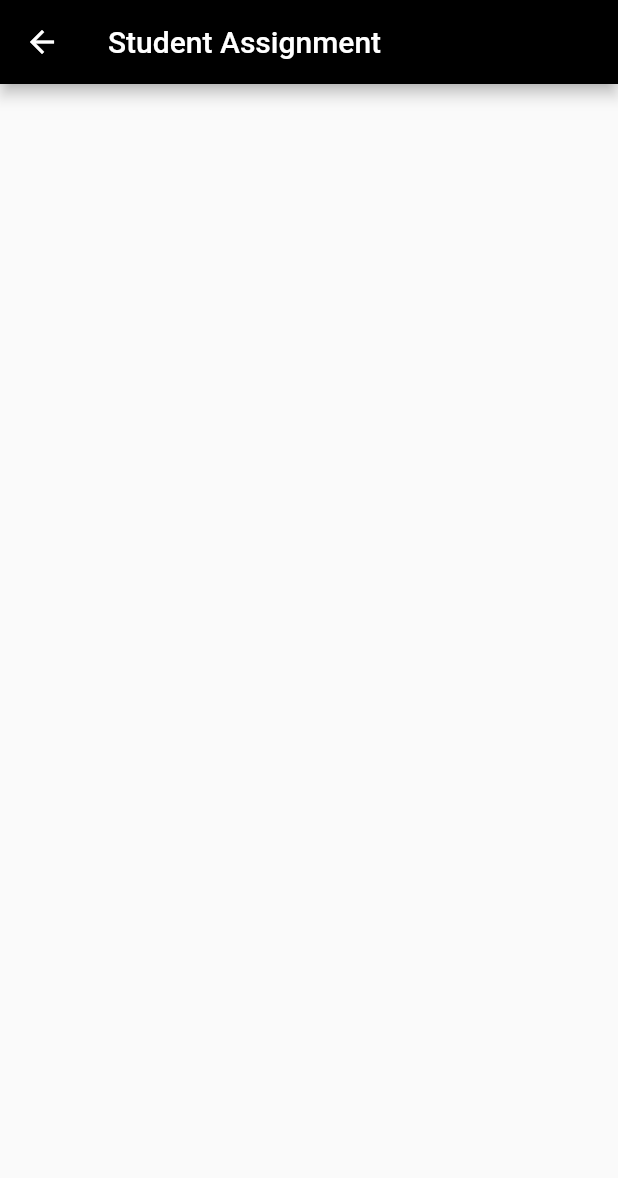
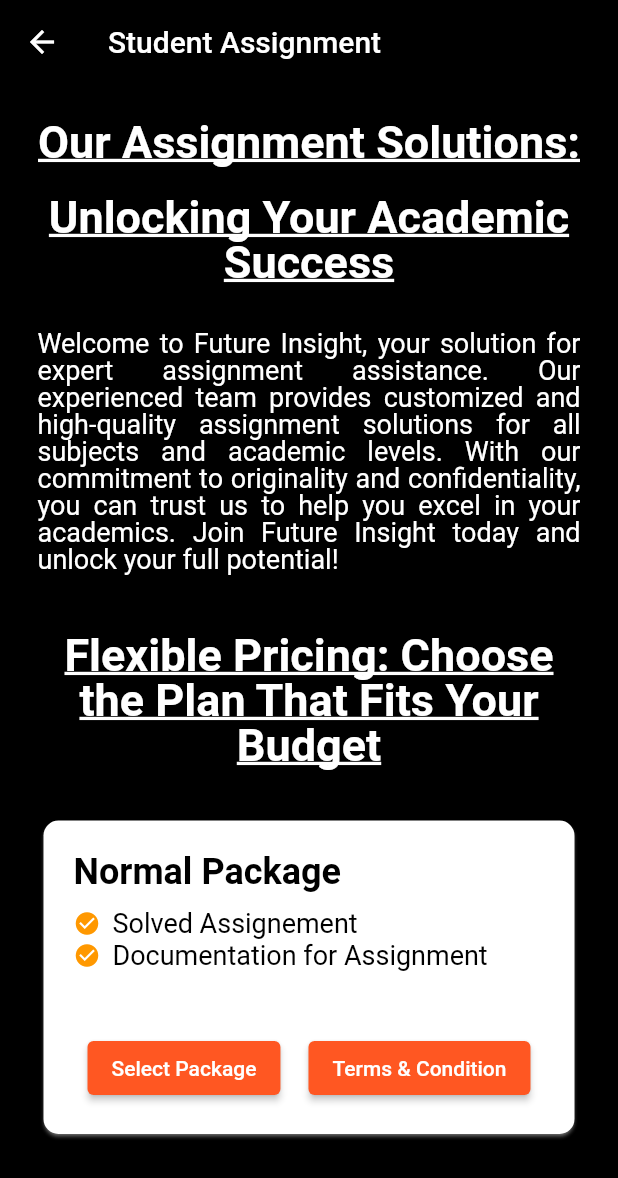
Before and after one commit to FutureInsightTech/InsightfulFlutterApp, a Flutter app: the screen it shows after launch, item 3 of the bottom bar chosen, after a tap on "Student Assignments", on a phone screen of 412 x 824 dp. Shown: the top 1178 px of the screen. Run offline on Flutter 3.47's test engine with Material 2 defaults, Android fonts, the light colour scheme and no system bars; our stand-ins replace animated_text_kit, google_nav_bar, lottie, page_transition; missing offline and left inert: contactus, flutter_inappwebview.

Commit message:
Redesign: Assignment Section

```diff
--- a/lib/src/pages/services.dart
+++ b/lib/src/pages/services.dart
@@ -52,8 +52,9 @@
                     Navigator.push(
                         context,
                         PageRouteBuilder(
-                        pageBuilder: (_, __, ___) => const assignemnt_service(),
-                        transitionDuration: const Duration(microseconds: 500),
+                          pageBuilder: (_, __, ___) =>
+                              const assignemnt_service(),
+                          transitionDuration: const Duration(milliseconds: 300),
                           transitionsBuilder: (_, a, __, c) => SlideTransition(
                             position: Tween<Offset>(
                               begin: const Offset(1.0, 0.0),
@@ -61,8 +62,7 @@
                             ).animate(a),
                             child: c,
                           ),
-                      ),
-                    );
+                        ));
                   },
                 ),
               ),
@@ -76,7 +76,7 @@
                       context,
                       PageRouteBuilder(
                         pageBuilder: (_, __, ___) => const ML_Service(),
-                        transitionDuration: const Duration(microseconds: 500),
+                        transitionDuration: const Duration(milliseconds: 300),
                         transitionsBuilder: (_, a, __, c) => SlideTransition(
                           position: Tween<Offset>(
                             begin: const Offset(1.0, 0.0),
@@ -100,7 +100,7 @@
                       context,
                       PageRouteBuilder(
                         pageBuilder: (_, __, ___) => const Web_Devlopment(),
-                        transitionDuration: const Duration(microseconds: 500),
+                        transitionDuration: const Duration(milliseconds: 300),
                         transitionsBuilder: (_, a, __, c) => SlideTransition(
                           position: Tween<Offset>(
                             begin: const Offset(1.0, 0.0),
@@ -125,7 +125,7 @@
                       PageRouteBuilder(
                         pageBuilder: (_, __, ___) =>
                             const application_development(),
-                        transitionDuration: const Duration(microseconds: 500),
+                        transitionDuration: const Duration(milliseconds: 300),
                         transitionsBuilder: (_, a, __, c) => SlideTransition(
                           position: Tween<Offset>(
                             begin: const Offset(1.0, 0.0),
--- a/lib/src/pages/services/Assignment.dart
+++ b/lib/src/pages/services/Assignment.dart
@@ -1,11 +1,10 @@
-// ignore: camel_case_types
-
+// ignore: file_names
 import 'package:flutter/material.dart';
 import 'package:future_insight/src/widgets/AppBar/appbarbackbutton.dart';
 
 // ignore: camel_case_types
 class assignemnt_service extends StatefulWidget {
-  const assignemnt_service({super.key});
+  const assignemnt_service({Key? key});
 
   @override
   State<assignemnt_service> createState() => _assignemnt_serviceState();
@@ -20,12 +19,203 @@
         return Future.value(false);
       },
       child: Scaffold(
+        backgroundColor: Colors.black,
         appBar: BackCustomAppBar(
           title: "Student Assignment",
         ),
-        ));
+        body: Container(
+          alignment: Alignment.topCenter, // Set alignment to top center
+          child: Padding(
+            padding: const EdgeInsets.all(25),
+            child: ListView(
+              children: [
+                const Text(
+                  "Our Assignment Solutions:",
+                  style: TextStyle(
+                    fontSize: 30,
+                    height: 1,
+                    fontWeight: FontWeight.bold,
+                    decorationThickness: 1.5,
+                    decoration: TextDecoration.underline,
+                    color: Colors.white,
+                  ),
+                  textAlign: TextAlign.center,
+                ),
+                const SizedBox(height: 20),
+                const Text(
+                  "Unlocking Your Academic Success",
+                  style: TextStyle(
+                    fontSize: 30,
+                    height: 1,
+                    fontWeight: FontWeight.bold,
+                    decorationThickness: 1.5,
+                    decoration: TextDecoration.underline,
+                    color: Colors.white,
+                  ),
+                  textAlign: TextAlign.center,
+                ),
+                const SizedBox(height: 30),
+                const Text(
+                  "Welcome to Future Insight, your solution for expert assignment assistance. Our experienced team provides customized and high-quality assignment solutions for all subjects and academic levels. With our commitment to originality and confidentiality, you can trust us to help you excel in your academics. Join Future Insight today and unlock your full potential!",
+                  textAlign: TextAlign.justify,
+                  style: TextStyle(
+                    fontSize: 18,
+                    height: 1,
+                    fontWeight: FontWeight.normal,
+                    color: Colors.white,
+                  ),
+                ),
+                const SizedBox(height: 40),
+                const Text(
+                  "Flexible Pricing: Choose the Plan That Fits Your Budget",
+                  style: TextStyle(
+                    fontSize: 30,
+                    height: 1,
+                    fontWeight: FontWeight.bold,
+                    decorationThickness: 1.5,
+                    decoration: TextDecoration.underline,
+                    color: Colors.white,
+                  ),
+                  textAlign: TextAlign.center,
+                ),
+                const SizedBox(height: 30),
+                Card(
+                  color: Colors.white,
+                  shadowColor: Colors.white,
+                  shape: const RoundedRectangleBorder(
+                    borderRadius: BorderRadius.all(Radius.circular(10)),
+                  ),
+                  child: Padding(
+                    padding: const EdgeInsets.all(20.0),
+                    child: Column(
+                      crossAxisAlignment: CrossAxisAlignment.start,
+                      children: [
+                        const Text(
+                          "Normal Package",
+                          style: TextStyle(
+                            fontSize: 24,
+                            fontWeight: FontWeight.bold,
+                            color: Colors.black,
+                          ),
+                        ),
+                        const SizedBox(height: 10),
+                        // Bullet points
+                        RichText(
+                          text: const TextSpan(
+                            children: [
+                              WidgetSpan(
+                                child: Padding(
+                                  padding: EdgeInsets.only(right: 8.0),
+                                  child: Icon(
+                                    Icons.check_circle,
+                                    color: Colors.orange,
+                                    size: 18,
+                                  ),
+                                ),
+                              ),
+                              TextSpan(
+                                text: "Solved Assignement\n",
+                                style: TextStyle(
+                                    color: Colors.black, fontSize: 18),
+                              ),
+                              WidgetSpan(
+                                child: Padding(
+                                  padding: EdgeInsets.only(right: 8.0),
+                                  child: Icon(
+                                    Icons.check_circle,
+                                    color: Colors.orange,
+                                    size: 18,
+                                  ),
+                                ),
+                              ),
+                              TextSpan(
+                                text: "Documentation for Assignment\n",
+                                style: TextStyle(
+                                    color: Colors.black, fontSize: 18),
+                              ),
+                              // Add more bullet points as needed
+                            ],
+                          ),
+                        ),
+
+                        const SizedBox(
+                            height:
+                                20), // Add spacing between bullet points and buttons
+
+                        // Buttons
+                        Row(
+                          mainAxisAlignment: MainAxisAlignment
+                              .spaceAround, // Adjust button alignment
+                          children: [
+                            ElevatedButton(
+                              onPressed: () {
+                                // Handle the first button tap
+                              },
+                              child: const Text("Select Package"),
+                            ),
+                            ElevatedButton(
+                              onPressed: () {
+                                // Handle the second button tap
+                              },
+                              child: const Text("Terms & Condition"),
+                            ),
+                          ],
+                        ),
+                      ],
+                    ),
+                  ),
+                )
+
+                // Add more cards with bullet points here if needed
+              ],
+            ),
+          ),
+        ),
+      ),
+    );
   }
 }
+
+
+
+
+
+
+
+
+
+
+
+
+
+
+
+
+
+
+
+
+
+
+
+
+
+
+
+
+
+
+
+
+
+
+
+
+
+
+
+
+
 
 
 
```
Lines whose indentation alone changed are shown as unchanged.
